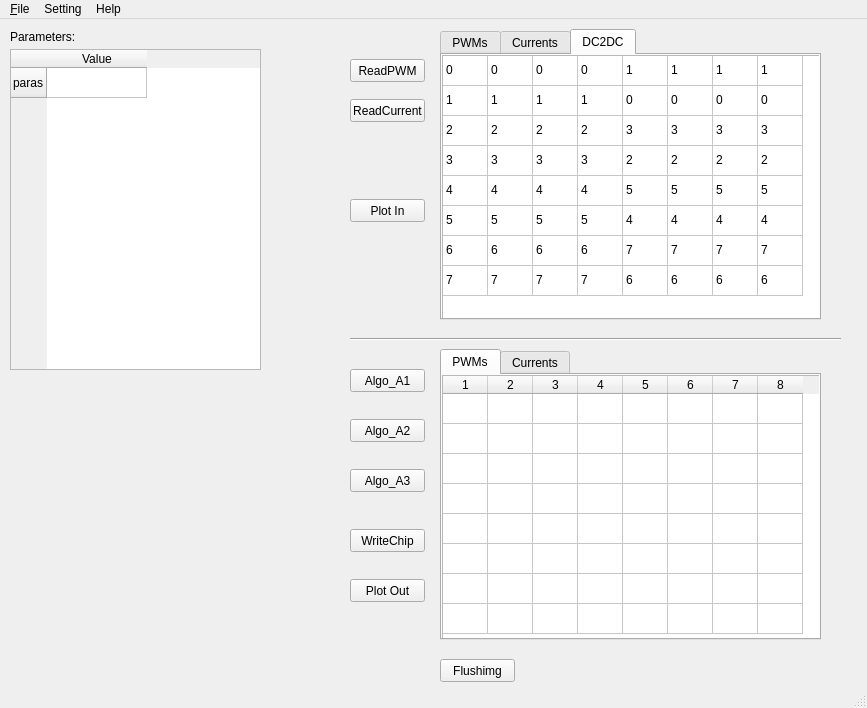
hooloong/gitpython, file twoFirst01/generate_fastlog/fastcopy_res.ui: the form before one commit.
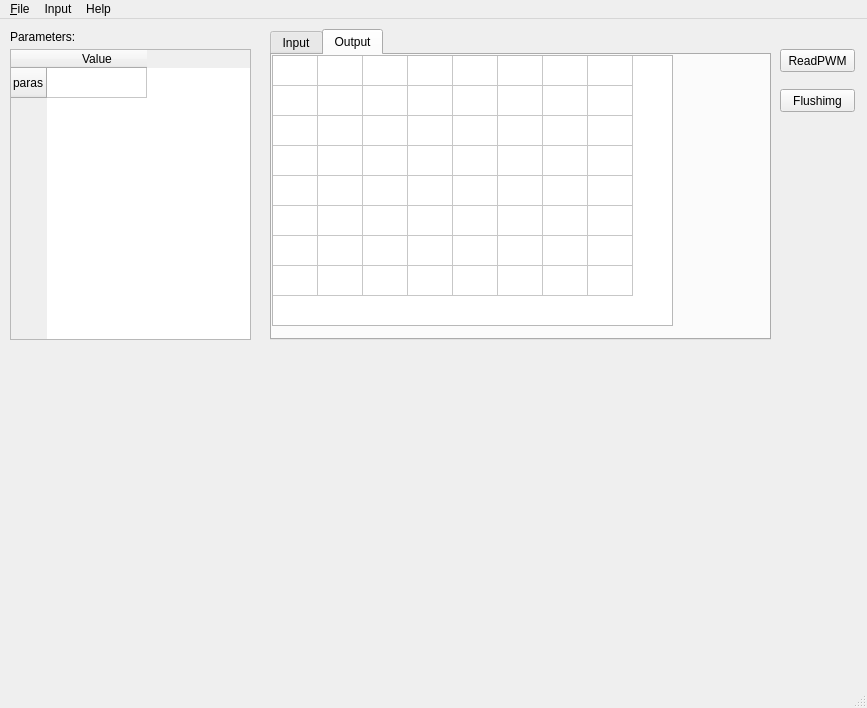
The form after the commit. The open tabs and pages were chosen to show the change. Icons and pictures are not drawn.

Commit message: update the fast logo ui.

```diff
--- a/twoFirst01/generate_fastlog/fastcopy_res.ui
+++ b/twoFirst01/generate_fastlog/fastcopy_res.ui
@@ -27,10 +27,10 @@
    <widget class="QTabWidget" name="tabWidget">
     <property name="geometry">
      <rect>
-      <x>440</x>
+      <x>270</x>
       <y>10</y>
-      <width>381</width>
-      <height>291</height>
+      <width>501</width>
+      <height>311</height>
      </rect>
     </property>
     <property name="currentIndex">
@@ -38,7 +38,7 @@
     </property>
     <widget class="QWidget" name="tab">
      <attribute name="title">
-      <string>PWMs</string>
+      <string>Input</string>
      </attribute>
      <widget class="QTableWidget" name="tableWidget_PWM">
       <property name="geometry">
@@ -410,7 +410,7 @@
     </widget>
     <widget class="QWidget" name="tab_2">
      <attribute name="title">
-      <string>Currents</string>
+      <string>Output</string>
      </attribute>
      <widget class="QTableWidget" name="tableWidget_Current">
       <property name="geometry">
@@ -454,381 +454,12 @@
       <column/>
      </widget>
     </widget>
-    <widget class="QWidget" name="tab_5">
-     <attribute name="title">
-      <string>DC2DC</string>
-     </attribute>
-     <widget class="QTableWidget" name="tableWidget_dc2dc">
-      <property name="geometry">
-       <rect>
-        <x>0</x>
-        <y>0</y>
-        <width>401</width>
-        <height>271</height>
-       </rect>
-      </property>
-      <property name="rowCount">
-       <number>8</number>
-      </property>
-      <property name="columnCount">
-       <number>8</number>
-      </property>
-      <attribute name="horizontalHeaderVisible">
-       <bool>false</bool>
-      </attribute>
-      <attribute name="horizontalHeaderDefaultSectionSize">
-       <number>45</number>
-      </attribute>
-      <attribute name="verticalHeaderVisible">
-       <bool>false</bool>
-      </attribute>
-      <attribute name="verticalHeaderHighlightSections">
-       <bool>false</bool>
-      </attribute>
-      <row/>
-      <row/>
-      <row/>
-      <row/>
-      <row/>
-      <row/>
-      <row/>
-      <row/>
-      <column/>
-      <column/>
-      <column/>
-      <column/>
-      <column/>
-      <column/>
-      <column/>
-      <column/>
-      <item row="0" column="0">
-       <property name="text">
-        <string>0</string>
-       </property>
-      </item>
-      <item row="0" column="1">
-       <property name="text">
-        <string>0</string>
-       </property>
-      </item>
-      <item row="0" column="2">
-       <property name="text">
-        <string>0</string>
-       </property>
-      </item>
-      <item row="0" column="3">
-       <property name="text">
-        <string>0</string>
-       </property>
-      </item>
-      <item row="0" column="4">
-       <property name="text">
-        <string>1</string>
-       </property>
-      </item>
-      <item row="0" column="5">
-       <property name="text">
-        <string>1</string>
-       </property>
-      </item>
-      <item row="0" column="6">
-       <property name="text">
-        <string>1</string>
-       </property>
-      </item>
-      <item row="0" column="7">
-       <property name="text">
-        <string>1</string>
-       </property>
-      </item>
-      <item row="1" column="0">
-       <property name="text">
-        <string>1</string>
-       </property>
-      </item>
-      <item row="1" column="1">
-       <property name="text">
-        <string>1</string>
-       </property>
-      </item>
-      <item row="1" column="2">
-       <property name="text">
-        <string>1</string>
-       </property>
-      </item>
-      <item row="1" column="3">
-       <property name="text">
-        <string>1</string>
-       </property>
-      </item>
-      <item row="1" column="4">
-       <property name="text">
-        <string>0</string>
-       </property>
-      </item>
-      <item row="1" column="5">
-       <property name="text">
-        <string>0</string>
-       </property>
-      </item>
-      <item row="1" column="6">
-       <property name="text">
-        <string>0</string>
-       </property>
-      </item>
-      <item row="1" column="7">
-       <property name="text">
-        <string>0</string>
-       </property>
-      </item>
-      <item row="2" column="0">
-       <property name="text">
-        <string>2</string>
-       </property>
-      </item>
-      <item row="2" column="1">
-       <property name="text">
-        <string>2</string>
-       </property>
-      </item>
-      <item row="2" column="2">
-       <property name="text">
-        <string>2</string>
-       </property>
-      </item>
-      <item row="2" column="3">
-       <property name="text">
-        <string>2</string>
-       </property>
-      </item>
-      <item row="2" column="4">
-       <property name="text">
-        <string>3</string>
-       </property>
-      </item>
-      <item row="2" column="5">
-       <property name="text">
-        <string>3</string>
-       </property>
-      </item>
-      <item row="2" column="6">
-       <property name="text">
-        <string>3</string>
-       </property>
-      </item>
-      <item row="2" column="7">
-       <property name="text">
-        <string>3</string>
-       </property>
-      </item>
-      <item row="3" column="0">
-       <property name="text">
-        <string>3</string>
-       </property>
-      </item>
-      <item row="3" column="1">
-       <property name="text">
-        <string>3</string>
-       </property>
-      </item>
-      <item row="3" column="2">
-       <property name="text">
-        <string>3</string>
-       </property>
-      </item>
-      <item row="3" column="3">
-       <property name="text">
-        <string>3</string>
-       </property>
-      </item>
-      <item row="3" column="4">
-       <property name="text">
-        <string>2</string>
-       </property>
-      </item>
-      <item row="3" column="5">
-       <property name="text">
-        <string>2</string>
-       </property>
-      </item>
-      <item row="3" column="6">
-       <property name="text">
-        <string>2</string>
-       </property>
-      </item>
-      <item row="3" column="7">
-       <property name="text">
-        <string>2</string>
-       </property>
-      </item>
-      <item row="4" column="0">
-       <property name="text">
-        <string>4</string>
-       </property>
-      </item>
-      <item row="4" column="1">
-       <property name="text">
-        <string>4</string>
-       </property>
-      </item>
-      <item row="4" column="2">
-       <property name="text">
-        <string>4</string>
-       </property>
-      </item>
-      <item row="4" column="3">
-       <property name="text">
-        <string>4</string>
-       </property>
-      </item>
-      <item row="4" column="4">
-       <property name="text">
-        <string>5</string>
-       </property>
-      </item>
-      <item row="4" column="5">
-       <property name="text">
-        <string>5</string>
-       </property>
-      </item>
-      <item row="4" column="6">
-       <property name="text">
-        <string>5</string>
-       </property>
-      </item>
-      <item row="4" column="7">
-       <property name="text">
-        <string>5</string>
-       </property>
-      </item>
-      <item row="5" column="0">
-       <property name="text">
-        <string>5</string>
-       </property>
-      </item>
-      <item row="5" column="1">
-       <property name="text">
-        <string>5</string>
-       </property>
-      </item>
-      <item row="5" column="2">
-       <property name="text">
-        <string>5</string>
-       </property>
-      </item>
-      <item row="5" column="3">
-       <property name="text">
-        <string>5</string>
-       </property>
-      </item>
-      <item row="5" column="4">
-       <property name="text">
-        <string>4</string>
-       </property>
-      </item>
-      <item row="5" column="5">
-       <property name="text">
-        <string>4</string>
-       </property>
-      </item>
-      <item row="5" column="6">
-       <property name="text">
-        <string>4</string>
-       </property>
-      </item>
-      <item row="5" column="7">
-       <property name="text">
-        <string>4</string>
-       </property>
-      </item>
-      <item row="6" column="0">
-       <property name="text">
-        <string>6</string>
-       </property>
-      </item>
-      <item row="6" column="1">
-       <property name="text">
-        <string>6</string>
-       </property>
-      </item>
-      <item row="6" column="2">
-       <property name="text">
-        <string>6</string>
-       </property>
-      </item>
-      <item row="6" column="3">
-       <property name="text">
-        <string>6</string>
-       </property>
-      </item>
-      <item row="6" column="4">
-       <property name="text">
-        <string>7</string>
-       </property>
-      </item>
-      <item row="6" column="5">
-       <property name="text">
-        <string>7</string>
-       </property>
-      </item>
-      <item row="6" column="6">
-       <property name="text">
-        <string>7</string>
-       </property>
-      </item>
-      <item row="6" column="7">
-       <property name="text">
-        <string>7</string>
-       </property>
-      </item>
-      <item row="7" column="0">
-       <property name="text">
-        <string>7</string>
-       </property>
-      </item>
-      <item row="7" column="1">
-       <property name="text">
-        <string>7</string>
-       </property>
-      </item>
-      <item row="7" column="2">
-       <property name="text">
-        <string>7</string>
-       </property>
-      </item>
-      <item row="7" column="3">
-       <property name="text">
-        <string>7</string>
-       </property>
-      </item>
-      <item row="7" column="4">
-       <property name="text">
-        <string>6</string>
-       </property>
-      </item>
-      <item row="7" column="5">
-       <property name="text">
-        <string>6</string>
-       </property>
-      </item>
-      <item row="7" column="6">
-       <property name="text">
-        <string>6</string>
-       </property>
-      </item>
-      <item row="7" column="7">
-       <property name="text">
-        <string>6</string>
-       </property>
-      </item>
-     </widget>
-    </widget>
    </widget>
    <widget class="QPushButton" name="pushButton_readpwm">
     <property name="geometry">
      <rect>
-      <x>350</x>
-      <y>40</y>
+      <x>780</x>
+      <y>30</y>
       <width>75</width>
       <height>23</height>
      </rect>
@@ -837,186 +468,13 @@
      <string>ReadPWM</string>
     </property>
    </widget>
-   <widget class="QPushButton" name="pushButton_readcurrent">
-    <property name="geometry">
-     <rect>
-      <x>350</x>
-      <y>80</y>
-      <width>75</width>
-      <height>23</height>
-     </rect>
-    </property>
-    <property name="text">
-     <string>ReadCurrent</string>
-    </property>
-   </widget>
-   <widget class="QTabWidget" name="tabWidget_2">
-    <property name="geometry">
-     <rect>
-      <x>440</x>
-      <y>330</y>
-      <width>381</width>
-      <height>291</height>
-     </rect>
-    </property>
-    <property name="currentIndex">
-     <number>0</number>
-    </property>
-    <widget class="QWidget" name="tab_3">
-     <attribute name="title">
-      <string>PWMs</string>
-     </attribute>
-     <widget class="QTableWidget" name="tableWidget_PWM_2">
-      <property name="geometry">
-       <rect>
-        <x>0</x>
-        <y>0</y>
-        <width>401</width>
-        <height>271</height>
-       </rect>
-      </property>
-      <property name="rowCount">
-       <number>8</number>
-      </property>
-      <property name="columnCount">
-       <number>8</number>
-      </property>
-      <attribute name="horizontalHeaderDefaultSectionSize">
-       <number>45</number>
-      </attribute>
-      <attribute name="horizontalHeaderMinimumSectionSize">
-       <number>21</number>
-      </attribute>
-      <attribute name="verticalHeaderVisible">
-       <bool>false</bool>
-      </attribute>
-      <attribute name="verticalHeaderHighlightSections">
-       <bool>false</bool>
-      </attribute>
-      <row/>
-      <row/>
-      <row/>
-      <row/>
-      <row/>
-      <row/>
-      <row/>
-      <row/>
-      <column/>
-      <column/>
-      <column/>
-      <column/>
-      <column/>
-      <column/>
-      <column/>
-      <column/>
-     </widget>
-    </widget>
-    <widget class="QWidget" name="tab_4">
-     <attribute name="title">
-      <string>Currents</string>
-     </attribute>
-     <widget class="QTableWidget" name="tableWidget_Current_2">
-      <property name="geometry">
-       <rect>
-        <x>0</x>
-        <y>0</y>
-        <width>401</width>
-        <height>271</height>
-       </rect>
-      </property>
-      <property name="rowCount">
-       <number>8</number>
-      </property>
-      <property name="columnCount">
-       <number>8</number>
-      </property>
-      <attribute name="horizontalHeaderDefaultSectionSize">
-       <number>45</number>
-      </attribute>
-      <attribute name="verticalHeaderVisible">
-       <bool>false</bool>
-      </attribute>
-      <attribute name="verticalHeaderHighlightSections">
-       <bool>false</bool>
-      </attribute>
-      <row/>
-      <row/>
-      <row/>
-      <row/>
-      <row/>
-      <row/>
-      <row/>
-      <row/>
-      <column/>
-      <column/>
-      <column/>
-      <column/>
-      <column/>
-      <column/>
-      <column/>
-      <column/>
-     </widget>
-    </widget>
-   </widget>
-   <widget class="QPushButton" name="pushButton_A1">
-    <property name="geometry">
-     <rect>
-      <x>350</x>
-      <y>350</y>
-      <width>75</width>
-      <height>23</height>
-     </rect>
-    </property>
-    <property name="text">
-     <string>Algo_A1</string>
-    </property>
-   </widget>
-   <widget class="QPushButton" name="pushButton_A2">
-    <property name="geometry">
-     <rect>
-      <x>350</x>
-      <y>400</y>
-      <width>75</width>
-      <height>23</height>
-     </rect>
-    </property>
-    <property name="text">
-     <string>Algo_A2</string>
-    </property>
-   </widget>
-   <widget class="QPushButton" name="pushButton_A3">
-    <property name="geometry">
-     <rect>
-      <x>350</x>
-      <y>450</y>
-      <width>75</width>
-      <height>23</height>
-     </rect>
-    </property>
-    <property name="text">
-     <string>Algo_A3</string>
-    </property>
-   </widget>
-   <widget class="Line" name="line">
-    <property name="geometry">
-     <rect>
-      <x>350</x>
-      <y>310</y>
-      <width>491</width>
-      <height>20</height>
-     </rect>
-    </property>
-    <property name="orientation">
-     <enum>Qt::Horizontal</enum>
-    </property>
-   </widget>
    <widget class="QTableWidget" name="tableWidget_Paras">
     <property name="geometry">
      <rect>
       <x>10</x>
       <y>30</y>
-      <width>251</width>
-      <height>321</height>
+      <width>241</width>
+      <height>291</height>
      </rect>
     </property>
     <row>
@@ -1043,24 +501,11 @@
      <string>Parameters:</string>
     </property>
    </widget>
-   <widget class="QPushButton" name="pushButton_write">
-    <property name="geometry">
-     <rect>
-      <x>350</x>
-      <y>510</y>
-      <width>75</width>
-      <height>23</height>
-     </rect>
-    </property>
-    <property name="text">
-     <string>WriteChip</string>
-    </property>
-   </widget>
    <widget class="QPushButton" name="pushButton_flushimg">
     <property name="geometry">
      <rect>
-      <x>440</x>
-      <y>640</y>
+      <x>780</x>
+      <y>70</y>
       <width>75</width>
       <height>23</height>
      </rect>
@@ -1069,32 +514,12 @@
      <string>Flushimg</string>
     </property>
    </widget>
-   <widget class="QPushButton" name="pushButton_plotout">
-    <property name="geometry">
-     <rect>
-      <x>350</x>
-      <y>560</y>
-      <width>75</width>
-      <height>23</height>
-     </rect>
-    </property>
-    <property name="text">
-     <string>Plot Out</string>
-    </property>
-   </widget>
-   <widget class="QPushButton" name="pushButton_plotin">
-    <property name="geometry">
-     <rect>
-      <x>350</x>
-      <y>180</y>
-      <width>75</width>
-      <height>23</height>
-     </rect>
-    </property>
-    <property name="text">
-     <string>Plot In</string>
-    </property>
-   </widget>
+   <zorder>tabWidget</zorder>
+   <zorder>pushButton_readpwm</zorder>
+   <zorder>tableWidget_Paras</zorder>
+   <zorder>label</zorder>
+   <zorder>pushButton_flushimg</zorder>
+   <zorder>tableWidget_input</zorder>
   </widget>
   <widget class="QMenuBar" name="menubar">
    <property name="geometry">
@@ -1116,20 +541,19 @@
     <addaction name="actionSave_setting_file"/>
     <addaction name="actionQuit"/>
    </widget>
-   <widget class="QMenu" name="menuSetting">
-    <property name="title">
-     <string>Setting</string>
-    </property>
-    <addaction name="actionConnect"/>
-    <addaction name="actionDisconnect"/>
-   </widget>
    <widget class="QMenu" name="menuHelp">
     <property name="title">
      <string>Help</string>
     </property>
    </widget>
+   <widget class="QMenu" name="menuInput">
+    <property name="title">
+     <string>Input</string>
+    </property>
+    <addaction name="actionLoadInputFile"/>
+   </widget>
    <addaction name="menuFile"/>
-   <addaction name="menuSetting"/>
+   <addaction name="menuInput"/>
    <addaction name="menuHelp"/>
   </widget>
   <widget class="QStatusBar" name="statusbar"/>
```
Left out of the diff: 28 changed lines with no effect on the pictures. The commit also changes 3 other files.
